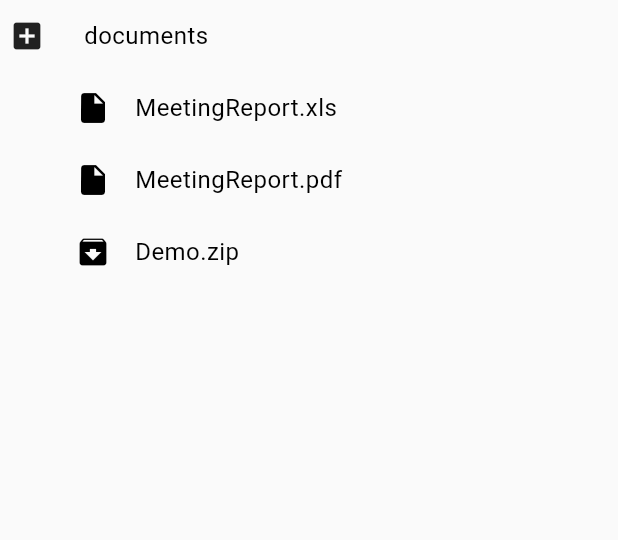
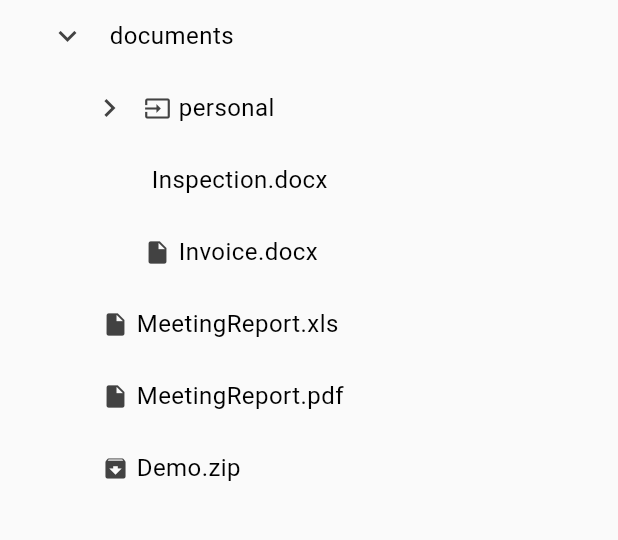
Before and after one commit to ScottMcCammon/flutter_treeview, a Flutter app: the screen it shows after launch, on a phone screen of 412 x 824 dp, the part 84-624 px from its top. Run offline on Flutter 3.47's test engine with Material 2 defaults, Android fonts, the phone set to English and light mode, and no system bars; Roboto replaces fonts that are missing (Times).

Commit message:
Fixed animation for tree node

```diff
--- a/example/lib/main.dart
+++ b/example/lib/main.dart
@@ -30,8 +30,12 @@ class _MyHomePageState extends State<MyHomePage> {
   @override
   void initState() {
     _nodes = [
-      Node(label: 'documents', key: 'docs', children: [
-        Node(label: 'personal', key: 'd3', children: [
+      Node(label: 'documents', key: 'docs', expanded: true, children: [
+        Node(
+            label: 'personal',
+            key: 'd3',
+            icon: NodeIcon.fromIconData(Icons.input),
+            children: [
               Node(
                   label: 'Resume.docx',
                   key: 'pd1',
@@ -83,8 +87,7 @@ class _MyHomePageState extends State<MyHomePage> {
         child: TreeView(
           controller: _treeViewController,
           allowParentSelect: true,
-          onNodeCollapse: (key) => _expandNode(key, false),
-          onNodeExpand: (key) => _expandNode(key, true),
+          onExpansionChanged: (key, expanded) => _expandNode(key, expanded),
           onNodeSelect: (key) {
             debugPrint('Selected: $key');
             setState(() {
@@ -93,11 +96,16 @@ class _MyHomePageState extends State<MyHomePage> {
             });
           },
           theme: TreeViewTheme(
-            arrowStyle: ArrowStyle.box,
+            arrowStyle: ArrowStyle.chevron,
+//            style: TreeViewStyle.iOS,
             labelStyle: TextStyle(
-              fontFamily: 'Times',
+//              fontFamily: 'Times',
               fontSize: 16,
               letterSpacing: 0.3,
+            ),
+            iconTheme: IconThemeData(
+              size: 18,
+              color: Colors.grey.shade800,
             ),
             colorScheme: Theme.of(context).brightness == Brightness.light
                 ? ColorScheme.light(
--- a/lib/src/models/node_icon.dart
+++ b/lib/src/models/node_icon.dart
@@ -8,7 +8,7 @@ class NodeIcon {
   final String fontFamily;
   final String color;
 
-  NodeIcon({this.codePoint, this.fontFamily, this.color: 'rgb(0,0,0)'})
+  NodeIcon({this.codePoint, this.fontFamily, this.color})
       : assert(codePoint != null);
 
   factory NodeIcon.fromString(String icon) {
@@ -41,7 +41,7 @@ class NodeIcon {
 
   IconData get icon => IconData(codePoint, fontFamily: fontFamily);
 
-  Color get iconColor => Utilities.getColor(color);
+  Color get iconColor => color == null ? null : Utilities.getColor(color);
 
   Map<String, dynamic> get asMap => {
         "codePoint": codePoint,
--- a/lib/src/tree_node.dart
+++ b/lib/src/tree_node.dart
@@ -14,152 +14,201 @@ class TreeNode extends StatefulWidget {
 
 class _TreeNodeState extends State<TreeNode>
     with SingleTickerProviderStateMixin {
+  static final Animatable<double> _easeInTween =
+      CurveTween(curve: Curves.easeIn);
+  static Duration _kExpand = Duration(milliseconds: 200);
+  static double _kIconSize = 28;
+
+  AnimationController _controller;
+  Animation<double> _heightFactor;
+  bool _isExpanded = false;
+
   @override
-  Widget build(BuildContext context) {
-    TreeView treeView = TreeView.of(context);
-    assert(treeView != null, 'TreeView must exist in context');
-    bool isSelected = treeView.controller.selectedKey != null &&
-        treeView.controller.selectedKey == widget.node.key;
-    bool canSelectParent = treeView.allowParentSelect;
-    Function _parentExpand = () {
-      if (widget.node.expanded) {
-        if (treeView.onNodeCollapse != null) {
-          treeView.onNodeCollapse(widget.node.key);
-        }
+  void initState() {
+    super.initState();
+    _controller = AnimationController(duration: _kExpand, vsync: this);
+    _heightFactor = _controller.drive(_easeInTween);
+    _isExpanded = widget.node.expanded;
+    if (_isExpanded) _controller.value = 1.0;
+  }
+
+  @override
+  void dispose() {
+    _controller.dispose();
+    super.dispose();
+  }
+
+  void _handleExpand() {
+    TreeView _treeView = TreeView.of(context);
+    assert(_treeView != null, 'TreeView must exist in context');
+    setState(() {
+      _isExpanded = !_isExpanded;
+      if (_isExpanded) {
+        _controller.forward();
       } else {
-        if (treeView.onNodeExpand != null) {
-          treeView.onNodeExpand(widget.node.key);
-        }
+        _controller.reverse().then<void>((void value) {
+          if (!mounted) return;
+          setState(() {});
+        });
       }
-    };
-    Function _parentSelect = () {
-      if (treeView.onNodeSelect != null) {
-        treeView.onNodeSelect(widget.node.key);
-      }
-    };
-    Function _select = () {
-      if (treeView.onNodeSelect != null) {
-        treeView.onNodeSelect(widget.node.key);
-      }
-    };
+    });
+    if (_treeView.onExpansionChanged != null)
+      _treeView.onExpansionChanged(widget.node.key, _isExpanded);
+  }
+
+  void _handleSelect() {
+    TreeView _treeView = TreeView.of(context);
+    assert(_treeView != null, 'TreeView must exist in context');
+    if (_treeView.onNodeSelect != null) {
+      _treeView.onNodeSelect(widget.node.key);
+    }
+  }
+
+  Icon _buildExpandWidget() {
+    TreeView _treeView = TreeView.of(context);
+    assert(_treeView != null, 'TreeView must exist in context');
+    TreeViewTheme _theme = _treeView.theme;
     IconData arrow;
-    if (treeView.theme.arrowStyle == ArrowStyle.chevron) {
+    if (_theme.arrowStyle == ArrowStyle.chevron) {
       arrow = widget.node.expanded ? Icons.expand_more : Icons.chevron_right;
-    } else if (treeView.theme.arrowStyle == ArrowStyle.longArrow) {
+    } else if (_theme.arrowStyle == ArrowStyle.longArrow) {
       arrow = widget.node.expanded ? Icons.arrow_downward : Icons.arrow_forward;
-    } else if (treeView.theme.arrowStyle == ArrowStyle.box) {
+    } else if (_theme.arrowStyle == ArrowStyle.box) {
       arrow =
           widget.node.expanded ? Icons.indeterminate_check_box : Icons.add_box;
-    } else if (treeView.theme.arrowStyle == ArrowStyle.filledCircle) {
+    } else if (_theme.arrowStyle == ArrowStyle.filledCircle) {
       arrow = widget.node.expanded ? Icons.remove_circle : Icons.add_circle;
-    } else if (treeView.theme.arrowStyle == ArrowStyle.circle) {
+    } else if (_theme.arrowStyle == ArrowStyle.circle) {
       arrow = widget.node.expanded
           ? Icons.remove_circle_outline
           : Icons.add_circle_outline;
     } else {
       arrow = widget.node.expanded ? Icons.arrow_drop_down : Icons.arrow_right;
     }
+    return Icon(
+      arrow,
+      size: 24,
+      color: _theme.iconTheme.color,
+    );
+  }
+
+  Widget _buildNodeTitle() {
+    TreeView _treeView = TreeView.of(context);
+    assert(_treeView != null, 'TreeView must exist in context');
+    TreeViewTheme _theme = _treeView.theme;
+    bool isSelected = _treeView.controller.selectedKey != null &&
+        _treeView.controller.selectedKey == widget.node.key;
+    bool canSelectParent = _treeView.allowParentSelect;
     final arrowContainer = widget.node.isParent
         ? GestureDetector(
-            onTap: _parentExpand,
+            onTap: () => _handleExpand(),
             child: Container(
-              width: treeView.theme.levelPadding,
-              margin: EdgeInsets.only(right: 10),
-              alignment: Alignment.bottomRight,
-              child: Icon(
-                arrow,
-                size: 24,
-                color: treeView.theme.iconTheme.color,
-              ),
+              width: _kIconSize,
+              alignment: Alignment.centerLeft,
+              child: _buildExpandWidget(),
             ),
           )
         : Container(
-            width: treeView.theme.levelPadding,
-            margin: EdgeInsets.only(right: 10),
+            width: _kIconSize,
           );
-    final icon = widget.node.hasIcon
-        ? Container(
-            padding: EdgeInsets.only(left: 10),
-            child: Icon(
+    final icon = Container(
+      width: widget.node.hasIcon ? _kIconSize : 10,
+      child: widget.node.hasIcon
+          ? Icon(
               widget.node.icon.icon,
-              size: treeView.theme.iconTheme.size,
+              size: _theme.iconTheme.size,
               color:
-                  widget.node.icon.iconColor ?? treeView.theme.iconTheme.color,
+                  widget.node.icon != null && widget.node.icon.iconColor != null
+                      ? widget.node.icon.iconColor
+                      : _theme.iconTheme.color,
+            )
+          : null,
+    );
+    final labelContainer = Container(
+      color: isSelected
+          ? _theme.colorScheme.primary
+          : _theme.colorScheme.background,
+      child: ListTile(
+        contentPadding: EdgeInsets.only(left: 2),
+        title: Row(
+          mainAxisAlignment: MainAxisAlignment.start,
+          crossAxisAlignment: CrossAxisAlignment.center,
+          children: <Widget>[
+            icon,
+            Expanded(
+              child: Text(
+                widget.node.label,
+                style: _theme.labelStyle.copyWith(
+                    color: isSelected
+                        ? _theme.colorScheme.onPrimary
+                        : _theme.colorScheme.onBackground),
+              ),
             ),
-          )
-        : Container();
-    final labelContainer = Container(
-      width: double.infinity,
-      color: isSelected
-          ? treeView.theme.colorScheme.primary
-          : treeView.theme.colorScheme.background,
-      child: Row(
-        children: <Widget>[
-          icon,
-          Expanded(
-            child: ListTile(
-              title: Text(
-                widget.node.label,
-                style: treeView.theme.labelStyle.copyWith(
-                    color: isSelected
-                        ? treeView.theme.colorScheme.onPrimary
-                        : treeView.theme.colorScheme.onBackground),
-              ),
-              dense: true,
-            ),
-          ),
-        ],
+          ],
+        ),
+        dense: true,
       ),
     );
     final labelExpanded = widget.node.isParent
         ? Expanded(
             child: GestureDetector(
-              onTap: canSelectParent ? _parentSelect : _parentExpand,
-//TODO: having doubleTap included makes the select delayed
-//              onDoubleTap: _parentExpand,
+              onTap: canSelectParent ? _handleSelect : _handleExpand,
+//              onDoubleTap: _parentExpand, //TODO: having doubleTap included makes the select delayed
               child: labelContainer,
             ),
           )
         : Expanded(
             child: GestureDetector(
-              onTap: _select,
+              onTap: _handleSelect,
               child: labelContainer,
             ),
           );
-    final nodeLabel = Row(
-      mainAxisAlignment: MainAxisAlignment.spaceAround,
-      crossAxisAlignment: CrossAxisAlignment.center,
-      mainAxisSize: MainAxisSize.max,
-      children: <Widget>[arrowContainer, labelExpanded],
+    return Row(
+      children: <Widget>[
+        arrowContainer,
+        labelExpanded,
+      ],
     );
+  }
+
+  @override
+  Widget build(BuildContext context) {
+    TreeView _treeView = TreeView.of(context);
+    assert(_treeView != null, 'TreeView must exist in context');
+    TreeViewTheme _theme = _treeView.theme;
+    final bool closed = !_isExpanded && _controller.isDismissed;
+    final nodeLabel = _buildNodeTitle();
     return widget.node.isParent
-        ? Column(
-            mainAxisSize: MainAxisSize.min,
-            mainAxisAlignment: MainAxisAlignment.start,
-            crossAxisAlignment: CrossAxisAlignment.start,
-            children: <Widget>[
-              nodeLabel,
-              AnimatedSize(
-                vsync: this,
-                curve: Curves.fastOutSlowIn,
-                duration: Duration(milliseconds: 150),
-                child: Container(
-                  width: double.infinity,
-                  padding: EdgeInsets.only(left: treeView.theme.levelPadding),
-                  child: widget.node.expanded
-                      ? Column(
-                          mainAxisSize: MainAxisSize.min,
-                          mainAxisAlignment: MainAxisAlignment.start,
-                          crossAxisAlignment: CrossAxisAlignment.start,
-                          children: widget.node.children.map((Node node) {
-                            return TreeNode(node: node);
-                          }).toList(),
-                        )
-                      : null,
+        ? AnimatedBuilder(
+            animation: _controller.view,
+            builder: (BuildContext context, Widget child) {
+              return Container(
+                padding: EdgeInsets.only(left: _kIconSize),
+                child: Column(
+                  mainAxisSize: MainAxisSize.min,
+                  children: <Widget>[
+                    nodeLabel,
+                    ClipRect(
+                      child: Align(
+                        heightFactor: _heightFactor.value,
+                        child: child,
+                      ),
+                    ),
+                  ],
                 ),
-              ),
-            ],
+              );
+            },
+            child: closed
+                ? null
+                : Column(
+                    mainAxisSize: MainAxisSize.min,
+                    children: widget.node.children.map((Node node) {
+                      return TreeNode(node: node);
+                    }).toList()),
           )
-        : nodeLabel;
+        : Container(
+            margin: EdgeInsets.only(left: _kIconSize),
+            child: nodeLabel,
+          );
   }
 }
--- a/lib/src/tree_view_theme.dart
+++ b/lib/src/tree_view_theme.dart
@@ -6,7 +6,7 @@ class TreeViewTheme {
     this.colorScheme: const ColorScheme.light(),
     this.iconTheme: const IconThemeData(),
     this.labelStyle: const TextStyle(),
-    this.levelPadding: 25,
+    this.levelPadding: 20,
     this.style: TreeViewStyle.classic,
     this.arrowStyle: ArrowStyle.arrow,
   });
```
Also changed, not shown: lib/src/expansion_node.dart (added, +142 -0 lines), lib/src/expansion_node_ios.dart (added, +147 -0 lines), lib/src/tree_view.dart (+32 -10 lines), 1 other file. Lines whose indentation alone changed are shown as unchanged.
